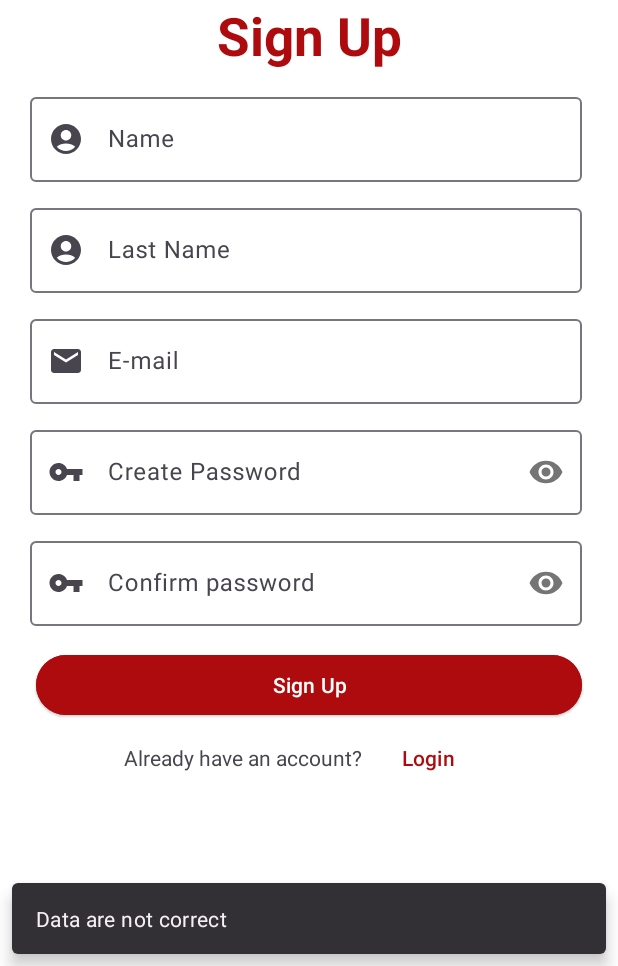
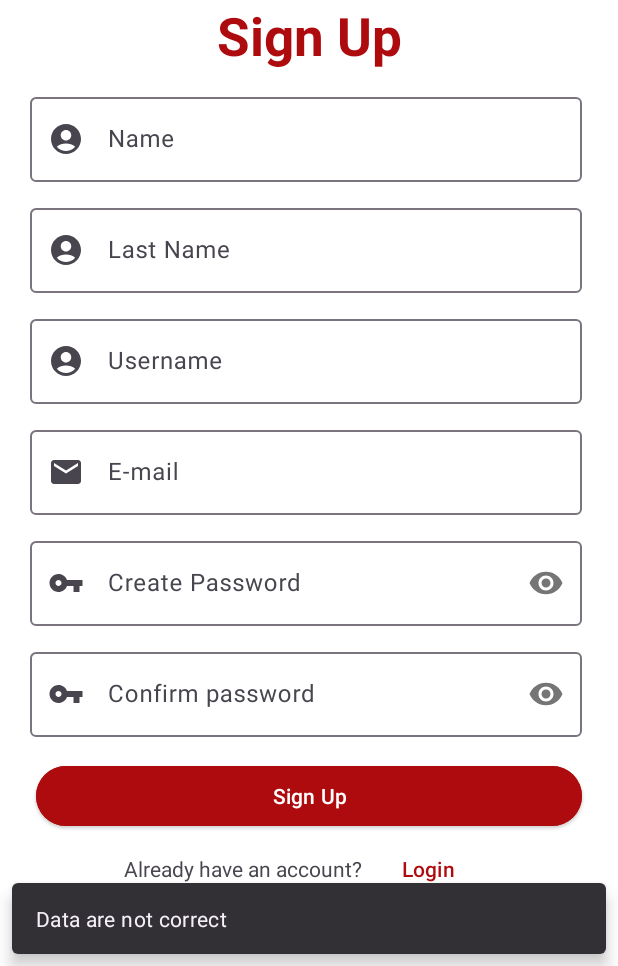
Before and after one commit to Persemat/09-UniFolder, an Android app: the screen it shows after launch (LoginActivity), after a tap on "Sign up", on a phone screen of 412 x 824 dp, the part 270-1236 px from its top. Run offline under Robolectric (Android 15) with nearby library versions, the phone set to English and light mode, and no system bars; our stand-ins replace Firebase (no records; nobody signed in at launch, a user with empty details on screens opened directly); libraries missing offline, so code that uses them is left out: org.apache.commons; 1 other tap on this screen came first.

Commit message:
Commit modifiche UserViewModel e gestione User

```diff
--- a/app/build.gradle.kts
+++ b/app/build.gradle.kts
@@ -33,9 +33,6 @@ android {
     }
     buildFeatures {
         compose = true
-    }
-    composeOptions {
-        kotlinCompilerExtensionVersion = "1.5.1"
     }
     packaging {
         resources {
--- a/app/src/main/java/com/example/unifolder/Data/User/IUserRepository.java
+++ b/app/src/main/java/com/example/unifolder/Data/User/IUserRepository.java
@@ -7,13 +7,13 @@ import com.example.unifolder.Model.User;
 
 public interface IUserRepository {
     MutableLiveData<Result> getUser(String email, String password, boolean isUserRegistered);
-    MutableLiveData<Result> getUser(String firstName, String lastName,String email, String password, int id_avatar, boolean isUserRegistered);
+    MutableLiveData<Result> getUser(String firstName, String lastName, String username, String email, String password, int id_avatar, boolean isUserRegistered);
     MutableLiveData<Result> getUserData(User user);
     MutableLiveData<Result> logout();
     MutableLiveData<Result> deleteAccount();
     User getLoggedUser();
     void resetPassword(String email);
     MutableLiveData<Result> setUserAvatar(User user, int selectedImage);
-    void signUp(String firstName, String lastName, String email, int id_avatar, String password);
+    void signUp(String firstName, String lastName, String username, String email, int id_avatar, String password);
     void signIn(String email, String password);
 }
--- a/app/src/main/java/com/example/unifolder/Source/User/BaseUserAuthenticationRemoteDataSource.java
+++ b/app/src/main/java/com/example/unifolder/Source/User/BaseUserAuthenticationRemoteDataSource.java
@@ -15,6 +15,6 @@ public abstract class BaseUserAuthenticationRemoteDataSource {
     public abstract void logout();
     public abstract void deleteAccount();
     public abstract void sendEmailPasswordReset(String email);
-    public abstract void signUp(String firstName, String lastName, String email, int id_avatar, String password);
+    public abstract void signUp(String firstName, String lastName, String Username, String email, int id_avatar, String password);
     public abstract void signIn(String email, String password);
 }
--- a/app/src/main/java/com/example/unifolder/Source/User/UserAuthenticationRemoteDataSource.java
+++ b/app/src/main/java/com/example/unifolder/Source/User/UserAuthenticationRemoteDataSource.java
@@ -86,13 +86,13 @@ public class UserAuthenticationRemoteDataSource extends BaseUserAuthenticationRe
 
 
     @Override
-    public void signUp(String firstName, String lastName, String email, int id_avatar, String password) {
+    public void signUp(String firstName, String lastName, String username, String email, int id_avatar, String password) {
         firebaseAuth.createUserWithEmailAndPassword(email, password).addOnCompleteListener(task -> {
             if (task.isSuccessful()) {
                 FirebaseUser firebaseUser = firebaseAuth.getCurrentUser();
                 if (firebaseUser != null) {
                     userResponseCallback.onSuccessFromAuthentication(
-                            new User(firstName, lastName, email, id_avatar, firebaseUser.getUid())
+                            new User(firstName, lastName, username, email, id_avatar, firebaseUser.getUid())
                     );
                 } else {
                     userResponseCallback.onFailureFromAuthentication(getErrorMessage(task.getException()));
--- a/app/src/main/java/com/example/unifolder/Welcome/RegistrationFragment.java
+++ b/app/src/main/java/com/example/unifolder/Welcome/RegistrationFragment.java
@@ -44,6 +44,7 @@ public class RegistrationFragment extends Fragment {
     private static final String TAG = RegistrationFragment.class.getSimpleName();
     private TextInputLayout firstNameTextInputLayout;
     private TextInputLayout lastNameTextInputLayout;
+    private TextInputLayout usernameTextInputLayout;
     private TextInputLayout emailTextInputLayout;
     private TextInputLayout newPasswordTextInputLayout;
     private TextInputLayout confirmPasswordTextInputLayout;
@@ -99,6 +100,7 @@ public class RegistrationFragment extends Fragment {
 
         firstNameTextInputLayout = view.findViewById(R.id.text_input_layout_first_name);
         lastNameTextInputLayout = view.findViewById(R.id.text_input_layout_last_name);
+        usernameTextInputLayout = view.findViewById(R.id.text_input_layout_username);
         emailTextInputLayout = view.findViewById(R.id.text_input_layout_email);
         newPasswordTextInputLayout = view.findViewById(R.id.text_input_layout_new_password);
         confirmPasswordTextInputLayout = view.findViewById(R.id.text_input_layout_confirm_password);
@@ -115,6 +117,7 @@ public class RegistrationFragment extends Fragment {
             // Log.d(TAG, "Button Clicked");
             String first_name = firstNameTextInputLayout.getEditText().getText().toString();
             String last_name = lastNameTextInputLayout.getEditText().getText().toString();
+            String username = usernameTextInputLayout.getEditText().getText().toString();
             String email = emailTextInputLayout.getEditText().getText().toString();
             String new_password = newPasswordTextInputLayout.getEditText().getText().toString();
             String confirm_password = confirmPasswordTextInputLayout.getEditText().getText().toString();
@@ -124,14 +127,14 @@ public class RegistrationFragment extends Fragment {
             if (isNameCorrect(first_name) && isLastNameCorrect(last_name)
                     && isEmailCorrect(email) && isPasswordCorrect(new_password, confirm_password)) {
                 if (!userViewModel.isAuthenticationError()) {
-                    userViewModel.getUserMutableLiveData(first_name, last_name, email, new_password, idImageAvatar, false).observe(
+                    userViewModel.getUserMutableLiveData(first_name, last_name, email, username, new_password, idImageAvatar, false).observe(
                             getViewLifecycleOwner(), result -> {
                                 if (result.isSuccess()) {
                                     User user = ((Result.UserResponseSuccess) result).getData();
                                     Log.d(TAG, user.toString());
 
                                     userViewModel.setAuthenticationError(false);
-                                    navController.navigate(R.id.homeFragment);
+                                    navController.navigate(R.id.loginFragment);
                                 } else {
                                     userViewModel.setAuthenticationError(true);
                                     Snackbar.make(requireView(),
--- a/app/src/main/java/com/example/unifolder/Welcome/UserViewModelFactory.java
+++ b/app/src/main/java/com/example/unifolder/Welcome/UserViewModelFactory.java
@@ -9,6 +9,8 @@ import com.example.unifolder.Data.User.IUserRepository;
 public class UserViewModelFactory implements ViewModelProvider.Factory{
     private final IUserRepository userRepository;
 
+
+
     public UserViewModelFactory(IUserRepository userRepository) {
         this.userRepository = userRepository;
     }
@@ -16,6 +18,9 @@ public class UserViewModelFactory implements ViewModelProvider.Factory{
     @NonNull
     @Override
     public <T extends ViewModel> T create(@NonNull Class<T> modelClass) {
-        return (T) new UserViewModel(userRepository);
+        if (modelClass.isAssignableFrom(UserViewModel.class)) {
+            return (T) new UserViewModel(userRepository);
+        }
+        throw new IllegalArgumentException("Unknown ViewModel class");
     }
 }
--- a/app/src/main/res/layout/fragment_home.xml
+++ b/app/src/main/res/layout/fragment_home.xml
@@ -10,9 +10,9 @@
         android:id="@+id/welcome_textview"
         android:layout_width="wrap_content"
         android:layout_height="wrap_content"
-        android:layout_marginStart="16dp"
+        android:text="Buongiorno"
+        android:layout_marginLeft="16dp"
         android:layout_marginTop="16dp"
-        android:text="Buongiorno, NomeUtente"
         android:textSize="24sp"
         android:textStyle="bold"
         app:layout_constraintStart_toStartOf="parent"
--- a/app/src/main/res/layout/fragment_registration.xml
+++ b/app/src/main/res/layout/fragment_registration.xml
@@ -94,6 +94,26 @@
             </com.google.android.material.textfield.TextInputLayout>
 
             <com.google.android.material.textfield.TextInputLayout
+                android:id="@+id/text_input_layout_username"
+                android:layout_width="0dp"
+                android:layout_height="wrap_content"
+                android:layout_marginTop="12dp"
+                android:layout_marginEnd="24dp"
+                app:layout_constraintEnd_toEndOf="parent"
+                app:layout_constraintStart_toStartOf="@+id/left_guideline"
+                app:layout_constraintTop_toBottomOf="@+id/text_input_layout_last_name"
+                app:startIconDrawable="@drawable/baseline_account_circle_24">
+
+                <com.google.android.material.textfield.TextInputEditText
+                    android:id="@+id/text_input_username"
+                    android:layout_width="match_parent"
+                    android:layout_height="wrap_content"
+                    android:hint="@string/username"
+                    android:inputType="textPersonName"
+                    android:textColor="@color/black" />
+            </com.google.android.material.textfield.TextInputLayout>
+
+            <com.google.android.material.textfield.TextInputLayout
                 android:id="@+id/text_input_layout_email"
                 android:layout_width="0dp"
                 android:layout_height="wrap_content"
@@ -102,7 +122,7 @@
                 app:hintTextColor="@color/darkred"
                 app:layout_constraintEnd_toEndOf="parent"
                 app:layout_constraintStart_toStartOf="@+id/left_guideline"
-                app:layout_constraintTop_toBottomOf="@+id/text_input_layout_last_name"
+                app:layout_constraintTop_toBottomOf="@+id/text_input_layout_username"
                 app:startIconDrawable="@drawable/baseline_mail_24">
 
                 <com.google.android.material.textfield.TextInputEditText
@@ -160,6 +180,8 @@
             </com.google.android.material.textfield.TextInputLayout>
 
 
+
+
             <Button
                 android:id="@+id/button_sign_up"
                 style="@style/Widget.Material3.Button.ElevatedButton"
--- a/app/src/main/res/values-night/strings.xml
+++ b/app/src/main/res/values-night/strings.xml
@@ -1,2 +1,4 @@
 <?xml version="1.0" encoding="utf-8"?>
-<resources></resources>
+<resources>
+    <string name="username">Username</string>
+</resources>
--- a/app/src/main/res/values/strings.xml
+++ b/app/src/main/res/values/strings.xml
@@ -57,4 +57,5 @@
     <!-- TODO: Remove or change this placeholder text -->
     <string name="hello_blank_fragment">Hello blank fragment</string>
     <string name="title_activity_login">LoginActivity</string>
+    <string name="username">Username</string>
 </resources>
```
Also changed, not shown: app/src/main/java/com/example/unifolder/Data/User/UserRepository.java (+4 -4 lines), app/src/main/java/com/example/unifolder/HomeFragment.java (+30 -2 lines), app/src/main/java/com/example/unifolder/Model/User.java (+11 -1 lines), app/src/main/java/com/example/unifolder/Welcome/UserViewModel.java (+20 -4 lines), 1 other file.
